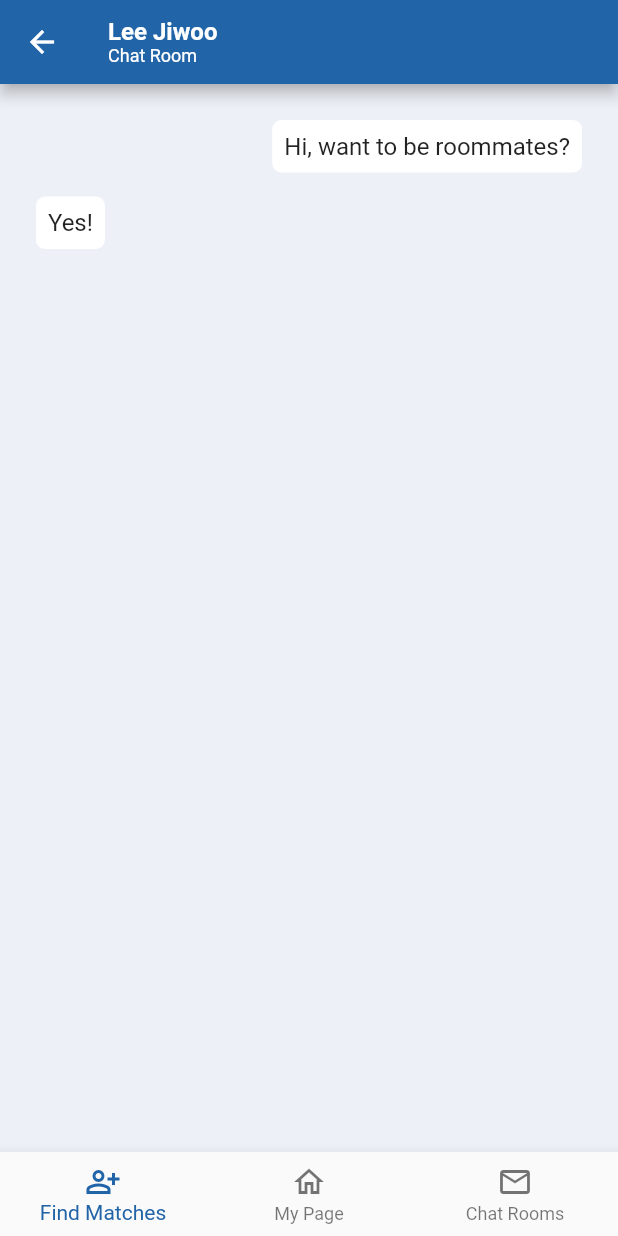
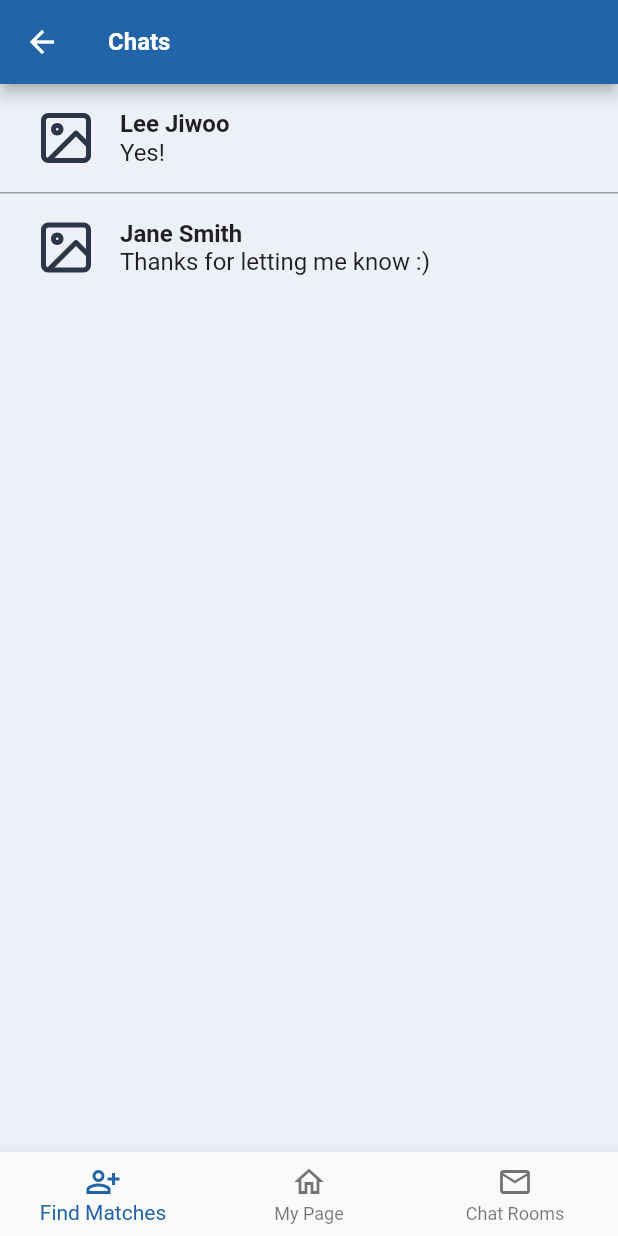
Before and after one commit to wthIC/kaistie, a Flutter app: the screen it shows after launch, on a phone screen of 412 x 824 dp. Run offline on Flutter 3.47's test engine with Material 2 defaults, Android fonts, the phone set to English and light mode, and no system bars; our stand-ins replace flutter_spinkit, flutter_svg, syncfusion_flutter_datepicker.

Commit message:
added chat list screen skeleton

```diff
--- a/lib/main.dart
+++ b/lib/main.dart
@@ -1,4 +1,5 @@
 import 'package:flutter/material.dart';
+import 'package:kaistie/screens/chat_list_screen.dart';
 import 'package:kaistie/screens/chat_screen.dart';
 import 'package:kaistie/screens/my_page_match_screen.dart';
 import 'package:kaistie/screens/my_page_self_screen.dart';
@@ -35,7 +36,7 @@ class Kaistie extends StatelessWidget {
         ),
         backgroundColor: Colors.white,
       ),
-      home: ChatScreen(),
+      home: ChatListScreen(),
     );
   }
 }
--- /dev/null
+++ b/lib/screens/chat_list_screen.dart
@@ -0,0 +1,139 @@
+import 'package:flutter/material.dart';
+import 'package:flutter_svg/flutter_svg.dart';
+
+class ChatListScreen extends StatelessWidget {
+  const ChatListScreen({Key? key}) : super(key: key);
+
+  @override
+  Widget build(BuildContext context) {
+    final ColorScheme colorScheme = Theme.of(context).colorScheme;
+    return SafeArea(
+      child: GestureDetector(
+        onTap: () {
+          FocusManager.instance.primaryFocus?.unfocus();
+        },
+        child: Scaffold(
+          backgroundColor: const Color(0xFFEDF0F7),
+          appBar: AppBar(
+            leading: IconButton(
+              icon: Icon(Icons.arrow_back),
+              onPressed: () {},
+            ),
+            centerTitle: false,
+            title: const Text(
+              'Chats',
+              style: TextStyle(
+                fontSize: 16.0,
+                fontWeight: FontWeight.w700,
+              ),
+            ),
+          ),
+          body: SingleChildScrollView(
+            physics: const BouncingScrollPhysics(),
+            child: SizedBox(
+              child: Column(
+                children: [
+                  Container(
+                    padding: EdgeInsets.only(
+                      top: 16.0,
+                      bottom: 16.0,
+                      left: 24.0,
+                    ),
+                    child: Row(
+                      children: [
+                        SvgPicture.asset(
+                          'assets/icon-image.svg',
+                          height: 40.0,
+                          width: 40.0,
+                          fit: BoxFit.scaleDown,
+                        ),
+                        const SizedBox(width: 16.0),
+                        Column(
+                          crossAxisAlignment: CrossAxisAlignment.start,
+                          children: [
+                            Text(
+                              'Lee Jiwoo',
+                              style: TextStyle(
+                                fontSize: 16.0,
+                                fontWeight: FontWeight.w700,
+                              ),
+                            ),
+                            Text(
+                              'Yes!',
+                              style: TextStyle(
+                                fontSize: 16.0,
+                                fontWeight: FontWeight.w400,
+                              ),
+                            ),
+                          ],
+                        )
+                      ],
+                    ),
+                  ),
+                  Container(
+                    width: double.infinity,
+                    height: 1,
+                    color: Colors.grey,
+                  ),
+                  Container(
+                    padding: EdgeInsets.only(
+                      top: 16.0,
+                      bottom: 16.0,
+                      left: 24.0,
+                    ),
+                    child: Row(
+                      children: [
+                        SvgPicture.asset(
+                          'assets/icon-image.svg',
+                          height: 40.0,
+                          width: 40.0,
+                          fit: BoxFit.scaleDown,
+                        ),
+                        const SizedBox(width: 16.0),
+                        Column(
+                          crossAxisAlignment: CrossAxisAlignment.start,
+                          children: [
+                            Text(
+                              'Jane Smith',
+                              style: TextStyle(
+                                fontSize: 16.0,
+                                fontWeight: FontWeight.w700,
+                              ),
+                            ),
+                            Text(
+                              'Thanks for letting me know :)',
+                              style: TextStyle(
+                                fontSize: 16.0,
+                                fontWeight: FontWeight.w400,
+                              ),
+                            ),
+                          ],
+                        )
+                      ],
+                    ),
+                  ),
+                ],
+              ),
+            ),
+          ),
+          bottomNavigationBar: BottomNavigationBar(
+            items: const [
+              BottomNavigationBarItem(
+                icon: Icon(Icons.person_add_alt_outlined),
+                label: 'Find Matches',
+              ),
+              BottomNavigationBarItem(
+                icon: Icon(Icons.home_outlined),
+                label: 'My Page',
+              ),
+              BottomNavigationBarItem(
+                icon: Icon(Icons.mail_outlined),
+                label: 'Chat Rooms',
+              ),
+            ],
+          ),
+        ),
+      ),
+    );
+  }
+}
```
Also changed, not shown: assets/icon-image.svg (added).
